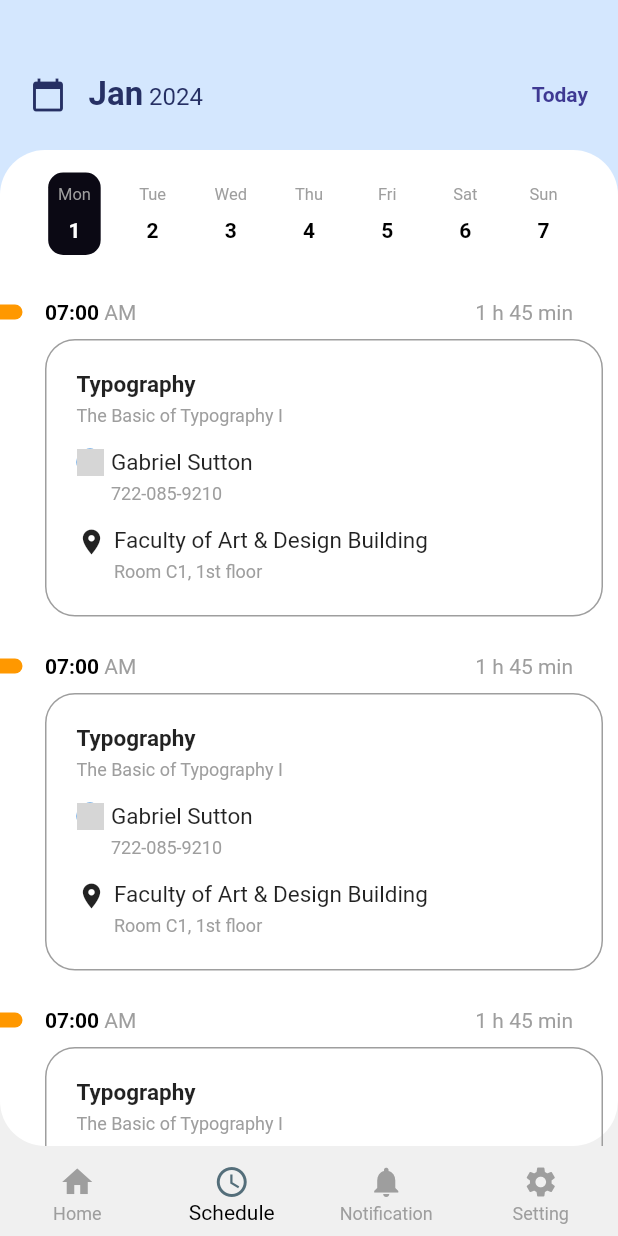
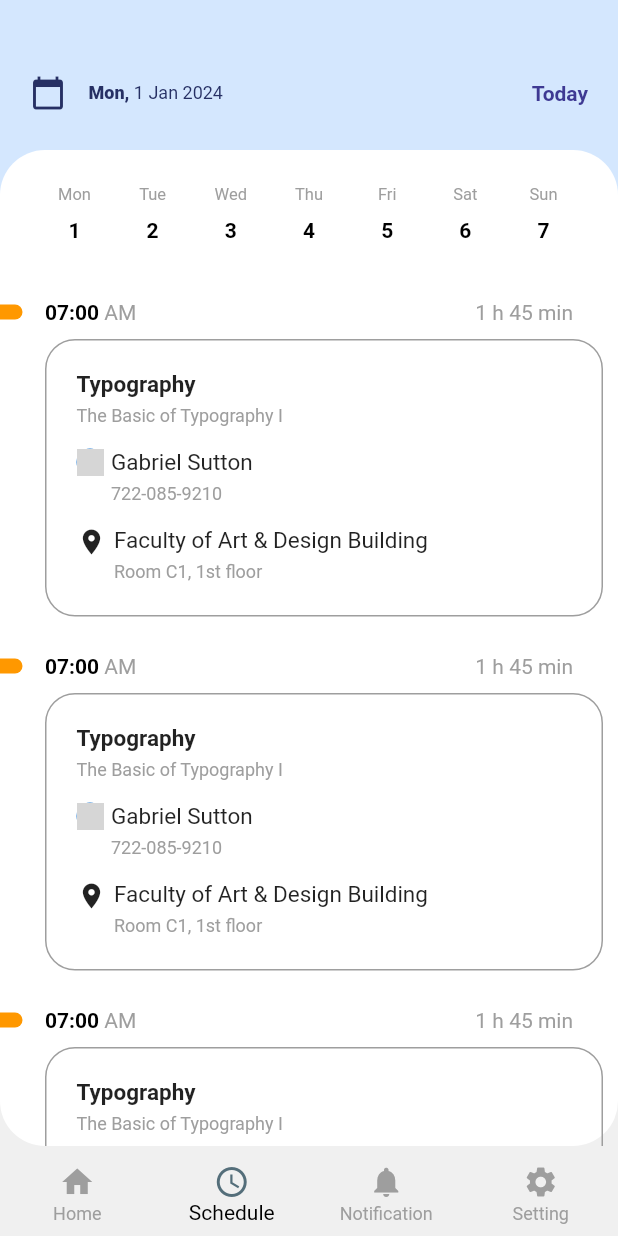
Before and after one commit to NangTranXuan/nangtx_datn, a Flutter app: the screen it shows after launch, item 2 of the bottom bar chosen, on a phone screen of 412 x 824 dp. Run offline on Flutter 3.47's test engine with Material 2 defaults, Android fonts, the phone set to English and light mode, and no system bars; network calls fail; grey boxes are pictures that could not be loaded.

Commit message:
change ui calendar

```diff
--- a/lib/screens/calendar/calendar.dart
+++ b/lib/screens/calendar/calendar.dart
@@ -1,4 +1,5 @@
 import 'package:datn_test/constants/app_colors.dart';
+import 'package:datn_test/constants/time.dart';
 import 'package:flutter/material.dart';
 
 class CalendarPage extends StatefulWidget {
@@ -38,21 +39,27 @@ class _CalendarPageState extends State<CalendarPage> {
                   ),
                   RichText(
                     text: TextSpan(
-                        text: "Jan",
+                      text: getWeekDayString(DateTime.now().weekday) + ', ',
                       style: TextStyle(
-                          fontWeight: FontWeight.bold,
                         color: AppColors.kBlueClr,
-                          fontSize: 22,
+                        fontSize: 12,
+                        fontWeight: FontWeight.w900,
                       ),
                       children: [
                         TextSpan(
-                            text: " 2024",
+                          text: DateTime.now().day.toString() +
+                              ' ' +
+                              getMonthString(DateTime.now().month) +
+                              ' ' +
+                              DateTime.now().year.toString(),
                           style: TextStyle(
+                            color: AppColors.kBlueClr,
+                            fontSize: 12,
                             fontWeight: FontWeight.normal,
-                              fontSize: 16,
                           ),
                         ),
-                        ]),
+                      ],
+                    ),
                   ),
                 ],
               ),
@@ -95,15 +102,13 @@ class _CalendarPageState extends State<CalendarPage> {
                       final day = currentWeekDay.day; // Ngày trong tháng
 
                       // Check nếu index đang xét là ngày hiện tại, đặt active mặc định
-                      if (index == now.weekday - 1) {
-                        dayActiveList[index] = true;
-                      }
+                      // if (index == now.weekday - 1) {
+                      //   dayActiveList[index] = true;
+                      // }
 
                       return buildDateColumn(
                         getWeekDayString(weekDay),
                         day,
-                        dayActiveList[index],
-                        index == now.weekday - 1,
                         () {
                           setState(() {
                             for (int i = 0; i < dayActiveList.length; i++) {
@@ -112,6 +117,7 @@ class _CalendarPageState extends State<CalendarPage> {
                             dayActiveList[index] = true;
                           });
                         },
+                        dayActiveList[index],
                       );
                     }),
                   ),
@@ -299,16 +305,14 @@ class _CalendarPageState extends State<CalendarPage> {
     );
   }
 
-  GestureDetector buildDateColumn(String weekDay, int date, bool isActive,
-      bool isToday, VoidCallback onTap) {
+  GestureDetector buildDateColumn(
+      String weekDay, int date, VoidCallback onTap, bool isActive) {
     return GestureDetector(
       onTap: onTap,
       child: Container(
         decoration: isActive
             ? BoxDecoration(
-                color: isToday
-                    ? Color.fromARGB(255, 11, 9, 20)
-                    : Color(0xff402fcc),
+                color: Color(0xff402fcc),
                 borderRadius: BorderRadius.circular(10),
               )
             : BoxDecoration(),
```
Also changed, not shown: assets/icons/avatar.png (deleted). Lines whose indentation alone changed are shown as unchanged.
